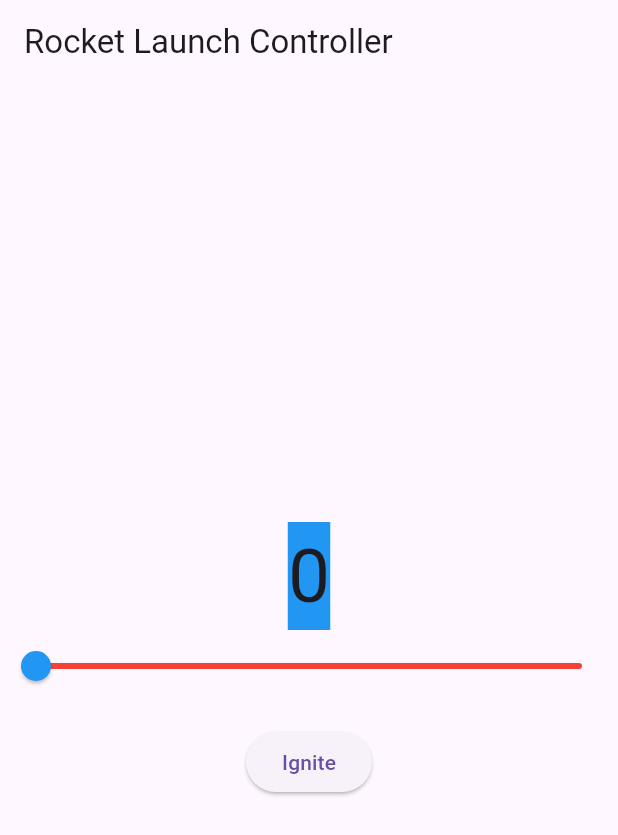
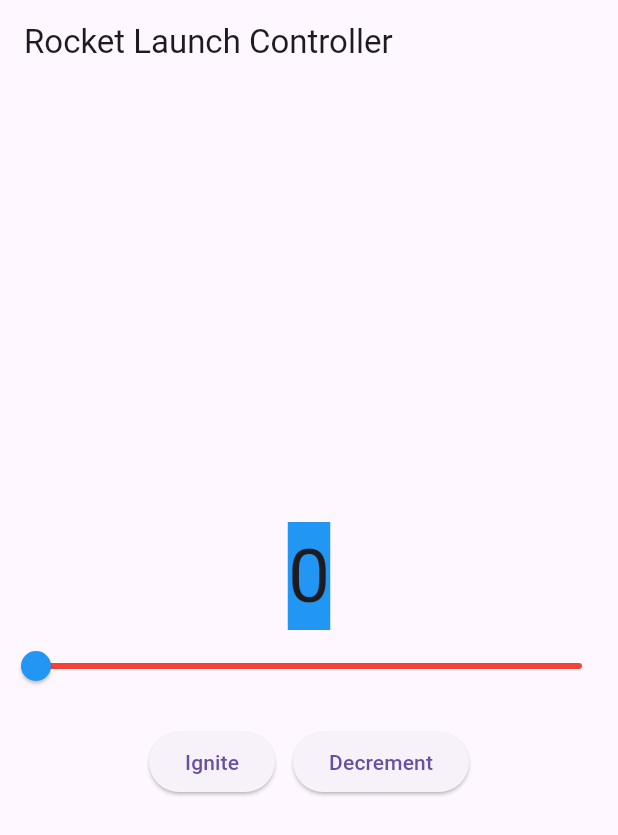
Before and after one commit to AyanLakhani14/rocket-launch-controller, a Flutter app: the screen it shows after launch, on a phone screen of 412 x 824 dp. Shown: the top 835 px of the screen. Run offline on Flutter 3.47's test engine with Material 3 defaults, Android fonts, the phone set to English and light mode, and no system bars.

Commit message:
Objective 2: Add Decrement button with minimum bound at 0

```diff
--- a/lib/main.dart
+++ b/lib/main.dart
@@ -23,15 +23,25 @@ class CounterWidget extends StatefulWidget {
 }
 
 class _CounterWidgetState extends State<CounterWidget> {
-  // set counter value
   int _counter = 0;
 
   static const int _maxFuel = 100;
+  static const int _minFuel = 0;
 
+  // Ignite button
   void _ignite() {
     setState(() {
       if (_counter < _maxFuel) {
         _counter++;
+      }
+    });
+  }
+
+  // Decrement button
+  void _decrement() {
+    setState(() {
+      if (_counter > _minFuel) {
+        _counter--;
       }
     });
   }
@@ -69,9 +79,19 @@ class _CounterWidgetState extends State<CounterWidget> {
 
           const SizedBox(height: 16),
 
-          ElevatedButton(
-            onPressed: _ignite,
-            child: const Text('Ignite'),
+          Row(
+            mainAxisAlignment: MainAxisAlignment.center,
+            children: [
+              ElevatedButton(
+                onPressed: _ignite,
+                child: const Text('Ignite'),
+              ),
+              const SizedBox(width: 12),
+              ElevatedButton(
+                onPressed: _decrement,
+                child: const Text('Decrement'),
+              ),
+            ],
           ),
         ],
       ),
```
